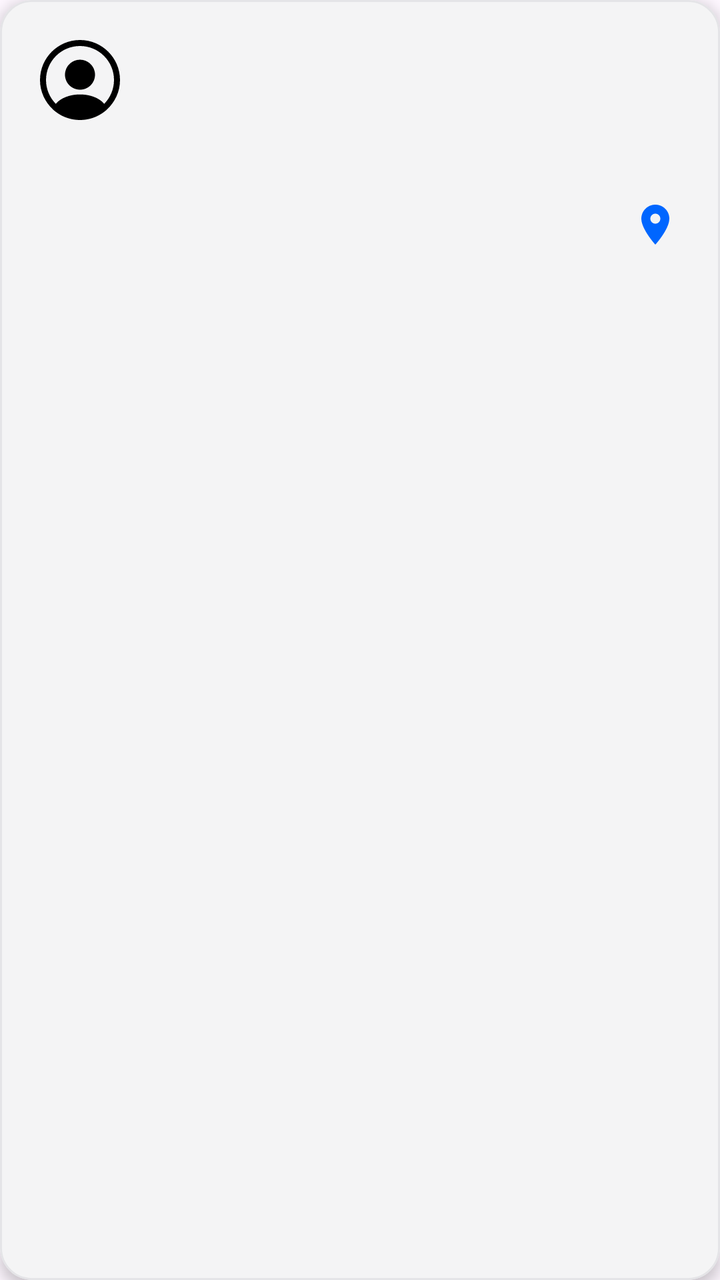
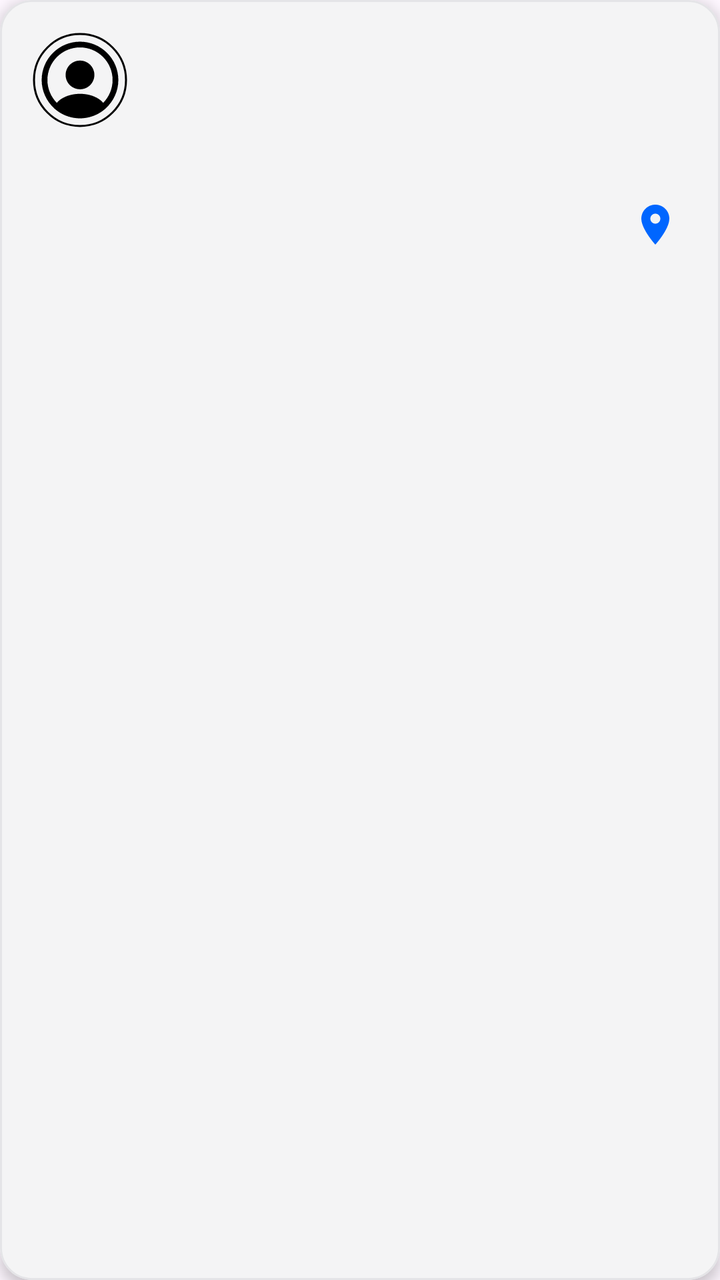

Before-and-after screenshots of an Android layout around one commit, followed by the original layout XML and the change that was made.
<!-- AndroidManifest.xml: application theme Theme.Travel -->
<!-- res/layout/item_feed_trip.xml -->
<?xml version="1.0" encoding="utf-8"?>
<com.google.android.material.card.MaterialCardView
    xmlns:android="http://schemas.android.com/apk/res/android"
    xmlns:app="http://schemas.android.com/apk/res-auto"
    android:layout_width="match_parent"
    android:layout_height="wrap_content"
    android:layout_marginHorizontal="12dp"
    android:layout_marginVertical="8dp"
    app:cardCornerRadius="16dp"
    app:cardElevation="4dp"
    app:cardBackgroundColor="#F4F4F5"
    app:strokeColor="#E4E4E7"
    app:strokeWidth="1dp">

    <androidx.constraintlayout.widget.ConstraintLayout
        android:layout_width="match_parent"
        android:layout_height="wrap_content"
        android:padding="16dp">

        <ImageView
            android:id="@+id/profilePicture"
            android:layout_width="48dp"
            android:layout_height="48dp"
            android:scaleType="centerCrop"
            android:src="@drawable/ic_profile"
            app:layout_constraintStart_toStartOf="parent"
            app:layout_constraintTop_toTopOf="parent" />

        <TextView
            android:id="@+id/activityText"
            android:layout_width="0dp"
            android:layout_height="wrap_content"
            android:layout_marginStart="12dp"
            android:maxLines="2"
            android:ellipsize="end"
            android:textSize="12sp"
            android:textColor="@color/text_primary"
            android:fontFamily="@font/mont_regular"
            app:layout_constraintTop_toTopOf="@id/profilePicture"
            app:layout_constraintBottom_toBottomOf="@id/profilePicture"
            app:layout_constraintStart_toEndOf="@id/profilePicture"
            app:layout_constraintEnd_toEndOf="parent" />

        <TextView
            android:id="@+id/tripName"
            android:layout_width="0dp"
            android:layout_height="wrap_content"
            android:layout_marginTop="12dp"
            android:textSize="18sp"
            android:maxLines="1"
            android:ellipsize="end"
            android:textColor="@color/text_primary"
            android:fontFamily="@font/mont_heavy"
            app:layout_constraintWidth_percent="0.9"
            app:layout_constraintHorizontal_bias="0"
            app:layout_constraintTop_toBottomOf="@id/profilePicture"
            app:layout_constraintStart_toStartOf="parent"
            app:layout_constraintEnd_toEndOf="parent" />

        <TextView
            android:id="@+id/tripDate"
            android:layout_width="0dp"
            android:layout_height="wrap_content"
            android:layout_marginTop="4dp"
            android:textSize="12sp"
            app:layout_constraintWidth_percent="0.9"
            app:layout_constraintHorizontal_bias="0"
            android:textColor="@color/text_secondary"
            android:fontFamily="@font/mont_bold"
            app:layout_constraintTop_toBottomOf="@id/tripName"
            app:layout_constraintStart_toStartOf="parent"
            app:layout_constraintEnd_toEndOf="parent" />

        <TextView
            android:id="@+id/likesCount"
            android:layout_width="wrap_content"
            android:layout_height="wrap_content"
            android:layout_marginTop="8dp"
            android:textSize="14sp"
            android:textColor="@color/text_muted"
            android:fontFamily="@font/mont_bold"
            app:layout_constraintTop_toBottomOf="@id/tripDate"
            app:layout_constraintStart_toStartOf="parent"
            app:layout_constraintBottom_toBottomOf="parent" />

        <ImageButton
            android:id="@+id/mapButton"
            android:layout_width="24dp"
            android:layout_height="24dp"
            android:tint="@color/Azur"
            android:background="?attr/selectableItemBackgroundBorderless"
            android:contentDescription="View on map"
            android:scaleType="centerInside"
            android:src="@drawable/ic_location"

            app:layout_constraintEnd_toEndOf="parent"
            app:layout_constraintStart_toEndOf="@+id/tripDate"
            app:layout_constraintTop_toBottomOf="@+id/tripName" />

    </androidx.constraintlayout.widget.ConstraintLayout>

</com.google.android.material.card.MaterialCardView>
<!-- resources referenced by this layout -->
<resources>
  <color name="Azur">#0066FF</color>
  <color name="text_muted">#FF71717A</color>
  <color name="text_primary">#FF18181B</color>
  <color name="text_secondary">#FFA1A1AA</color>
  <!-- drawable ic_location (drawable) -->
  <?xml version="1.0" encoding="utf-8"?>
  <vector xmlns:android="http://schemas.android.com/apk/res/android"
      android:width="24dp"
      android:height="24dp"
      android:viewportWidth="24"
      android:viewportHeight="24">
      <path
          android:fillColor="@color/Azur"
          android:pathData="M12,2C8.13,2 5,5.13 5,9c0,5.25 7,13 7,13s7,-7.75 7,-13c0,-3.87 -3.13,-7 -7,-7zM12,11.5c-1.38,0 -2.5,-1.12 -2.5,-2.5s1.12,-2.5 2.5,-2.5 2.5,1.12 2.5,2.5 -1.12,2.5 -2.5,2.5z" />
  </vector>
  <!-- drawable ic_profile (drawable) -->
  <vector xmlns:android="http://schemas.android.com/apk/res/android"
      android:width="200dp"
      android:height="200dp"
      android:viewportWidth="24"
      android:viewportHeight="24">
    <path
        android:pathData="M22,12C22,6.49 17.51,2 12,2C6.49,2 2,6.49 2,12C2,14.9 3.25,17.51 5.23,19.34C5.23,19.35 5.23,19.35 5.22,19.36C5.32,19.46 5.44,19.54 5.54,19.63C5.6,19.68 5.65,19.73 5.71,19.77C5.89,19.92 6.09,20.06 6.28,20.2C6.35,20.25 6.41,20.29 6.48,20.34C6.67,20.47 6.87,20.59 7.08,20.7C7.15,20.74 7.23,20.79 7.3,20.83C7.5,20.94 7.71,21.04 7.93,21.13C8.01,21.17 8.09,21.21 8.17,21.24C8.39,21.33 8.61,21.41 8.83,21.48C8.91,21.51 8.99,21.54 9.07,21.56C9.31,21.63 9.55,21.69 9.79,21.75C9.86,21.77 9.93,21.79 10.01,21.8C10.29,21.86 10.57,21.9 10.86,21.93C10.9,21.93 10.94,21.94 10.98,21.95C11.32,21.98 11.66,22 12,22C12.34,22 12.68,21.98 13.01,21.95C13.05,21.95 13.09,21.94 13.13,21.93C13.42,21.9 13.7,21.86 13.98,21.8C14.05,21.79 14.12,21.76 14.2,21.75C14.44,21.69 14.69,21.64 14.92,21.56C15,21.53 15.08,21.5 15.16,21.48C15.38,21.4 15.61,21.33 15.82,21.24C15.9,21.21 15.98,21.17 16.06,21.13C16.27,21.04 16.48,20.94 16.69,20.83C16.77,20.79 16.84,20.74 16.91,20.7C17.11,20.58 17.31,20.47 17.51,20.34C17.58,20.3 17.64,20.25 17.71,20.2C17.91,20.06 18.1,19.92 18.28,19.77C18.34,19.72 18.39,19.67 18.45,19.63C18.56,19.54 18.67,19.45 18.77,19.36C18.77,19.35 18.77,19.35 18.76,19.34C20.75,17.51 22,14.9 22,12ZM16.94,16.97C14.23,15.15 9.79,15.15 7.06,16.97C6.62,17.26 6.26,17.6 5.96,17.97C4.44,16.43 3.5,14.32 3.5,12C3.5,7.31 7.31,3.5 12,3.5C16.69,3.5 20.5,7.31 20.5,12C20.5,14.32 19.56,16.43 18.04,17.97C17.75,17.6 17.38,17.26 16.94,16.97Z"
        android:fillColor="#000000"/>
    <path
        android:pathData="M12,6.93C9.93,6.93 8.25,8.61 8.25,10.68C8.25,12.71 9.84,14.36 11.95,14.42C11.98,14.42 12.02,14.42 12.04,14.42C12.06,14.42 12.09,14.42 12.11,14.42C12.12,14.42 12.13,14.42 12.13,14.42C14.15,14.35 15.74,12.71 15.75,10.68C15.75,8.61 14.07,6.93 12,6.93Z"
        android:fillColor="#000000"/>
  </vector>
  <style name="Theme.Travel" parent="Theme.Material3.DayNight.NoActionBar">
          <item name="colorPrimary">#2196F3</item>
          <item name="colorOnPrimary">@android:color/white</item>
      </style>
</resources>

<!-- the commit's change to res/layout/item_feed_trip.xml (unified diff, before → after) -->
@@ -17,14 +17,18 @@
         android:layout_height="wrap_content"
         android:padding="16dp">
 
-        <ImageView
+        <com.google.android.material.imageview.ShapeableImageView
             android:id="@+id/profilePicture"
             android:layout_width="48dp"
             android:layout_height="48dp"
             android:scaleType="centerCrop"
             android:src="@drawable/ic_profile"
             app:layout_constraintStart_toStartOf="parent"
-            app:layout_constraintTop_toTopOf="parent" />
+            app:layout_constraintTop_toTopOf="parent"
+            android:padding="1dp"
+            app:shapeAppearanceOverlay="@style/ShapeAppearanceOverlay.Circle"
+            app:strokeColor="@color/black"
+            app:strokeWidth="1dp"/>
 
         <TextView
             android:id="@+id/activityText"
<!-- resource entries referenced after the edit -->
@@ -1,6 +1,7 @@
 <!-- resources referenced by this layout -->
 <resources>
   <color name="Azur">#0066FF</color>
+  <color name="black">#FF000000</color>
   <color name="text_muted">#FF71717A</color>
   <color name="text_primary">#FF18181B</color>
   <color name="text_secondary">#FFA1A1AA</color>
@@ -28,6 +29,9 @@
         android:pathData="M12,6.93C9.93,6.93 8.25,8.61 8.25,10.68C8.25,12.71 9.84,14.36 11.95,14.42C11.98,14.42 12.02,14.42 12.04,14.42C12.06,14.42 12.09,14.42 12.11,14.42C12.12,14.42 12.13,14.42 12.13,14.42C14.15,14.35 15.74,12.71 15.75,10.68C15.75,8.61 14.07,6.93 12,6.93Z"
         android:fillColor="#000000"/>
   </vector>
+  <style name="ShapeAppearanceOverlay.Circle" parent="">
+          <item name="cornerSize">50%</item>
+      </style>
   <style name="Theme.Travel" parent="Theme.Material3.DayNight.NoActionBar">
           <item name="colorPrimary">#2196F3</item>
           <item name="colorOnPrimary">@android:color/white</item>
